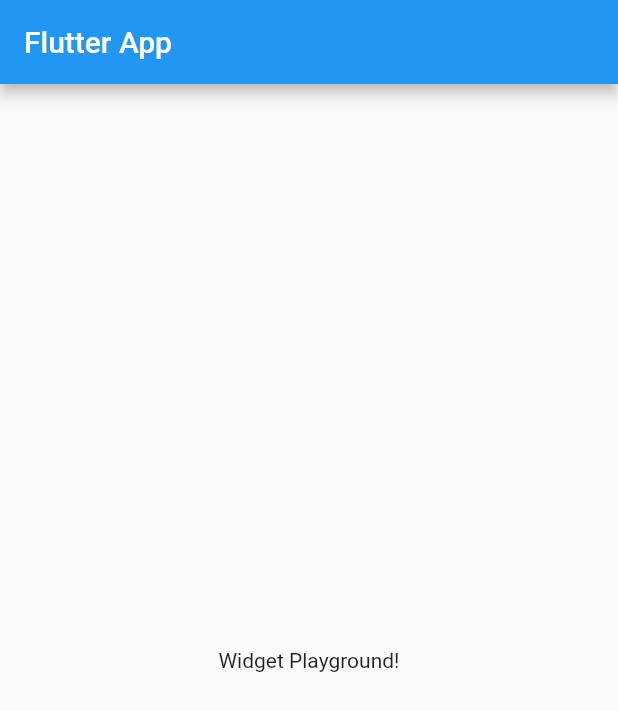
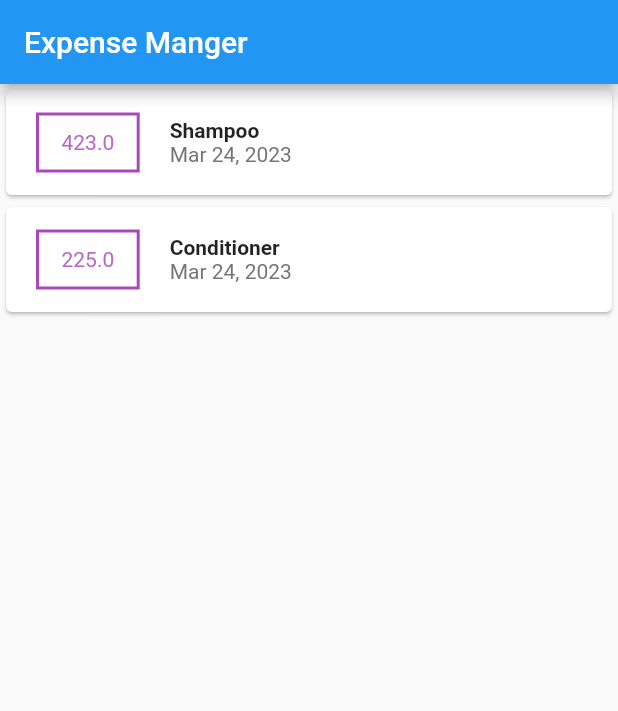
Before and after one commit to abhi-5829/Expense_Manager, a Flutter app: the screen it shows after launch, on a phone screen of 412 x 824 dp. Shown: the top 711 px of the screen. Run offline on Flutter 3.47's test engine with Material 2 defaults, Android fonts, the light colour scheme and no system bars.

Commit message:
Date formatted

```diff
--- a/lib/main.dart
+++ b/lib/main.dart
@@ -1,5 +1,6 @@
+import './transactions.dart';
 import 'package:flutter/material.dart';
-
+import 'package:intl/intl.dart';
 void main() => runApp(MyApp());
 
 class MyApp extends StatelessWidget {
@@ -14,13 +15,61 @@ class MyApp extends StatelessWidget {
 
 class MyHomePage extends StatelessWidget {
   @override
+  final List<Transactions> transactions = [
+    Transactions(
+        id: 'A212', title: 'Shampoo', amount: 423, ptime: DateTime.now()),
+    Transactions(
+        id: 'A213', title: 'Conditioner', amount: 225, ptime: DateTime.now()),
+  ];
+
   Widget build(BuildContext context) {
     return Scaffold(
       appBar: AppBar(
-        title: Text('Flutter App'),
+        title: Text('Expense Manger'),
       ),
-      body: Center(
-        child: Text('Widget Playground!'),
+      body: Column(
+       // mainAxisAlignment: MainAxisAlignment.spaceAround,
+        children: <Widget>[
+          Container(),
+          Column(
+
+            children: transactions.map((tx) {
+              return Card(
+                  child: Row(
+                children: [
+                  Container(
+                    margin: EdgeInsets.symmetric(vertical: 15, horizontal: 20),
+                    child: Text(
+                      "${tx.amount}",
+                      style: TextStyle(color: Colors.purple.shade300),
+                    ),
+                    padding: EdgeInsets.symmetric(horizontal: 15,vertical: 10),
+                    decoration: BoxDecoration(
+
+                      border: Border.all(
+                        color: Colors.purple.shade400,
+                        width: 2,
+                      ),
+                    ),
+                  ),
+                  Column(
+                    crossAxisAlignment: CrossAxisAlignment.start,
+                    children: [
+                      Text(
+                        tx.title,
+                        style: TextStyle(fontWeight: FontWeight.bold),
+                      ),
+                      Text(
+                        DateFormat.yMMMd().format(tx.ptime),
+                        style: TextStyle(color: Colors.grey.shade600),
+                      ),
+                    ],
+                  ),
+                ],
+              ));
+            }).toList(),
+          ),
+        ],
       ),
     );
   }
--- /dev/null
+++ b/lib/transactions.dart
@@ -0,0 +1,13 @@
+class Transactions {
+  String id;
+  String title;
+  double amount;
+  DateTime ptime;
+
+  Transactions({
+    required this.id,
+    required this.title,
+    required this.amount,
+    required this.ptime,
+  });
+}
--- a/pubspec.yaml
+++ b/pubspec.yaml
@@ -30,6 +30,7 @@ environment:
 dependencies:
   flutter:
     sdk: flutter
+  intl: ^0.18.0
 
 
   # The following adds the Cupertino Icons font to your application.
```
Also changed, not shown: pubspec.lock.
